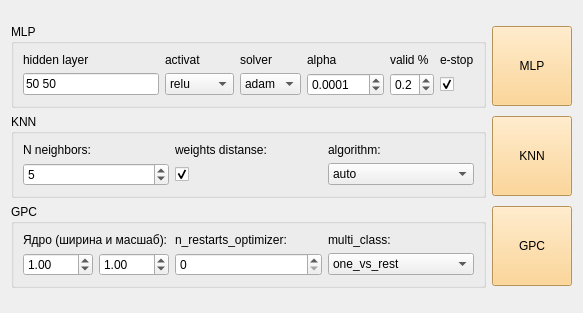
Above: qt/classifier_form.ui from idergunoff/geovel_1.0 before the change. Below: the same form after it.
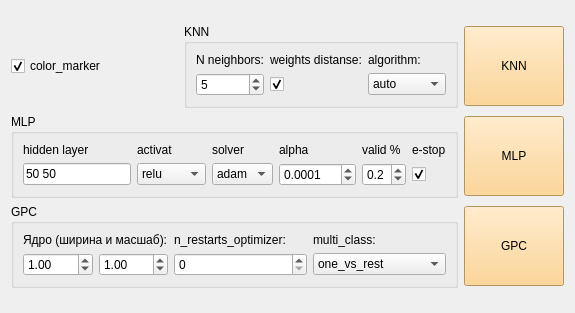
That is the form after the change.

Patch:
```diff
--- a/qt/classifier_form.ui
+++ b/qt/classifier_form.ui
@@ -6,7 +6,7 @@
    <rect>
     <x>0</x>
     <y>0</y>
-    <width>583</width>
+    <width>575</width>
     <height>313</height>
    </rect>
   </property>
@@ -17,6 +17,115 @@
    <item row="0" column="0">
     <layout class="QGridLayout" name="gridLayout_4">
      <item row="0" column="0">
+      <widget class="QCheckBox" name="checkBox_color_marker">
+       <property name="text">
+        <string>color_marker</string>
+       </property>
+       <property name="checked">
+        <bool>true</bool>
+       </property>
+      </widget>
+     </item>
+     <item row="0" column="1">
+      <widget class="QGroupBox" name="groupBox_2">
+       <property name="title">
+        <string>KNN</string>
+       </property>
+       <layout class="QGridLayout" name="gridLayout_2">
+        <item row="0" column="0">
+         <widget class="QLabel" name="label_39">
+          <property name="text">
+           <string>N neighbors:</string>
+          </property>
+         </widget>
+        </item>
+        <item row="0" column="1">
+         <widget class="QLabel" name="label_41">
+          <property name="text">
+           <string>weights distanse:</string>
+          </property>
+         </widget>
+        </item>
+        <item row="0" column="2">
+         <widget class="QLabel" name="label_36">
+          <property name="text">
+           <string>algorithm:</string>
+          </property>
+         </widget>
+        </item>
+        <item row="1" column="0">
+         <widget class="QSpinBox" name="spinBox_neighbors">
+          <property name="minimum">
+           <number>1</number>
+          </property>
+          <property name="maximum">
+           <number>1000</number>
+          </property>
+          <property name="value">
+           <number>5</number>
+          </property>
+         </widget>
+        </item>
+        <item row="1" column="1">
+         <widget class="QCheckBox" name="checkBox_knn_weights">
+          <property name="layoutDirection">
+           <enum>Qt::LeftToRight</enum>
+          </property>
+          <property name="autoFillBackground">
+           <bool>false</bool>
+          </property>
+          <property name="text">
+           <string/>
+          </property>
+          <property name="checked">
+           <bool>true</bool>
+          </property>
+         </widget>
+        </item>
+        <item row="1" column="2">
+         <widget class="QComboBox" name="comboBox_knn_algorithm">
+          <item>
+           <property name="text">
+            <string>auto</string>
+           </property>
+          </item>
+          <item>
+           <property name="text">
+            <string>ball_tree</string>
+           </property>
+          </item>
+          <item>
+           <property name="text">
+            <string>kd_tree</string>
+           </property>
+          </item>
+          <item>
+           <property name="text">
+            <string>brute</string>
+           </property>
+          </item>
+         </widget>
+        </item>
+       </layout>
+      </widget>
+     </item>
+     <item row="0" column="2">
+      <widget class="QPushButton" name="pushButton_calc_knn">
+       <property name="minimumSize">
+        <size>
+         <width>0</width>
+         <height>80</height>
+        </size>
+       </property>
+       <property name="styleSheet">
+        <string notr="true">background-color: rgb(255, 204, 121);</string>
+       </property>
+       <property name="text">
+        <string>KNN</string>
+       </property>
+      </widget>
+     </item>
+     <item row="1" column="0" colspan="2">
       <widget class="QGroupBox" name="groupBox">
        <property name="title">
         <string>MLP</string>
@@ -159,7 +268,7 @@
        </layout>
       </widget>
      </item>
-     <item row="0" column="1">
+     <item row="1" column="2">
       <widget class="QPushButton" name="pushButton_calc_mlp">
        <property name="minimumSize">
         <size>
@@ -175,106 +284,7 @@
        </property>
       </widget>
      </item>
-     <item row="1" column="0">
-      <widget class="QGroupBox" name="groupBox_2">
-       <property name="title">
-        <string>KNN</string>
-       </property>
-       <layout class="QGridLayout" name="gridLayout_2">
-        <item row="0" column="0">
-         <widget class="QLabel" name="label_39">
-          <property name="text">
-           <string>N neighbors:</string>
-          </property>
-         </widget>
-        </item>
-        <item row="0" column="1">
-         <widget class="QLabel" name="label_41">
-          <property name="text">
-           <string>weights distanse:</string>
-          </property>
-         </widget>
-        </item>
-        <item row="0" column="2">
-         <widget class="QLabel" name="label_36">
-          <property name="text">
-           <string>algorithm:</string>
-          </property>
-         </widget>
-        </item>
-        <item row="1" column="0">
-         <widget class="QSpinBox" name="spinBox_neighbors">
-          <property name="minimum">
-           <number>1</number>
-          </property>
-          <property name="maximum">
-           <number>1000</number>
-          </property>
-          <property name="value">
-           <number>5</number>
-          </property>
-         </widget>
-        </item>
-        <item row="1" column="1">
-         <widget class="QCheckBox" name="checkBox_knn_weights">
-          <property name="layoutDirection">
-           <enum>Qt::LeftToRight</enum>
-          </property>
-          <property name="autoFillBackground">
-           <bool>false</bool>
-          </property>
-          <property name="text">
-           <string/>
-          </property>
-          <property name="checked">
-           <bool>true</bool>
-          </property>
-         </widget>
-        </item>
-        <item row="1" column="2">
-         <widget class="QComboBox" name="comboBox_knn_algorithm">
-          <item>
-           <property name="text">
-            <string>auto</string>
-           </property>
-          </item>
-          <item>
-           <property name="text">
-            <string>ball_tree</string>
-           </property>
-          </item>
-          <item>
-           <property name="text">
-            <string>kd_tree</string>
-           </property>
-          </item>
-          <item>
-           <property name="text">
-            <string>brute</string>
-           </property>
-          </item>
-         </widget>
-        </item>
-       </layout>
-      </widget>
-     </item>
-     <item row="1" column="1">
-      <widget class="QPushButton" name="pushButton_calc_knn">
-       <property name="minimumSize">
-        <size>
-         <width>0</width>
-         <height>80</height>
-        </size>
-       </property>
-       <property name="styleSheet">
-        <string notr="true">background-color: rgb(255, 204, 121);</string>
-       </property>
-       <property name="text">
-        <string>KNN</string>
-       </property>
-      </widget>
-     </item>
-     <item row="2" column="0">
+     <item row="2" column="0" colspan="2">
       <widget class="QGroupBox" name="groupBox_3">
        <property name="title">
         <string>GPC</string>
@@ -382,7 +392,7 @@
        </layout>
       </widget>
      </item>
-     <item row="2" column="1">
+     <item row="2" column="2">
       <widget class="QPushButton" name="pushButton_calc_gpc">
        <property name="minimumSize">
         <size>
```
